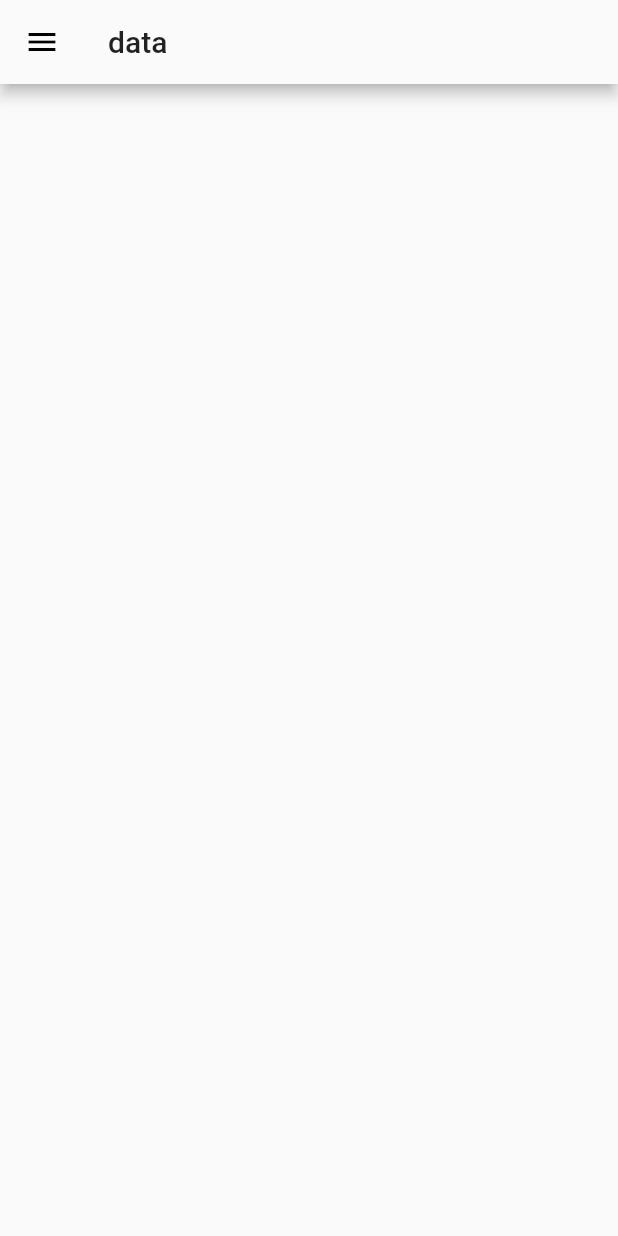
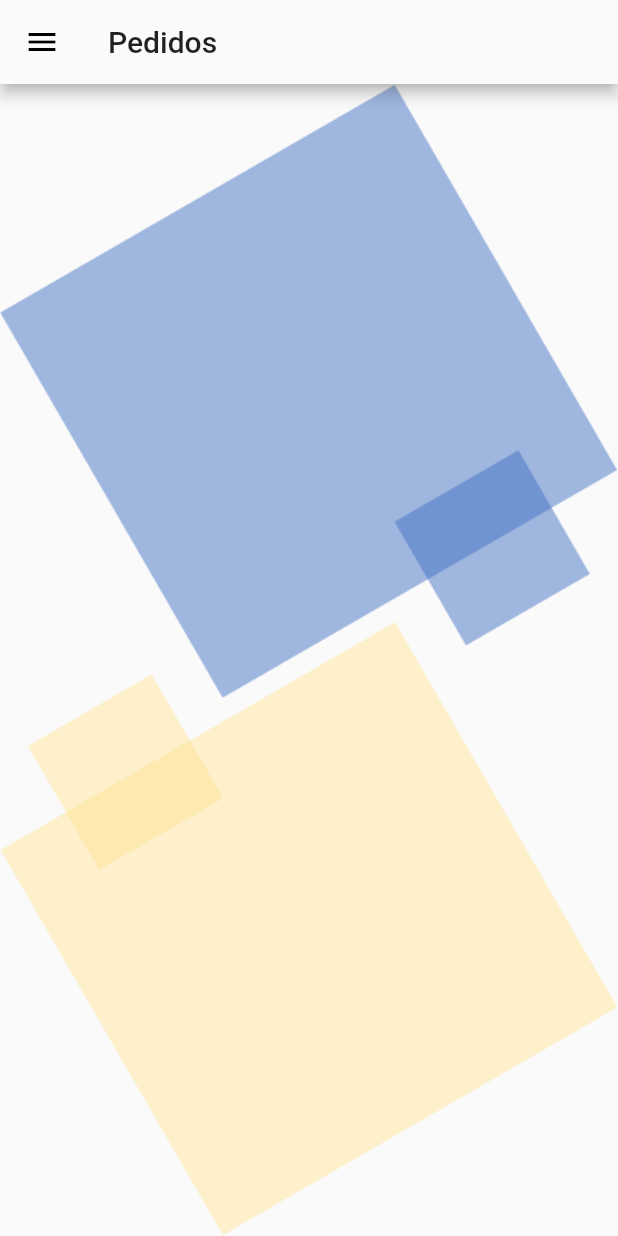
Before and after one commit to f220-r/CantinApp, a Flutter app: the OrdersScreen screen opened by its route, on a phone screen of 412 x 824 dp. Run offline on Flutter 3.47's test engine with Material 2 defaults, Android fonts, the light colour scheme and no system bars; network calls fail.

Commit message:
Confirm order dialogue Order screen_basic

```diff
--- a/lib/screens/categories_meals_screen.dart
+++ b/lib/screens/categories_meals_screen.dart
@@ -15,7 +15,7 @@ class CategoryMealsScreen extends StatelessWidget {
     final products_data = Provider.of<Products>(context);
     final category_title = RouteArgs['title'];
     final category_id = RouteArgs['id'];
-    final category_meals = products_data.items.where((meal) {
+    final category_meals = products_data.filtered_items.where((meal) {
       if (category_id == '10')
         return true;
       else
--- a/lib/screens/orders_screen.dart
+++ b/lib/screens/orders_screen.dart
@@ -1,5 +1,8 @@
+import 'package:cantina_app/providers/cart.dart';
 import 'package:cantina_app/widgets/main_drawer.dart';
+import 'package:cantina_app/widgets/order_item_minimized.dart';
 import 'package:flutter/material.dart';
+import 'package:provider/provider.dart';
 
 class OrdersScreen extends StatefulWidget {
   static const RouteName = '/my-orders';
@@ -10,13 +13,49 @@ class OrdersScreen extends StatefulWidget {
 
 class _OrdersScreenState extends State<OrdersScreen> {
   @override
+  Widget NonEmptyCart(BuildContext ctx, Map<String, CartItem> cart) {
+    if (cart.length != 0)
+      return ListView.builder(
+        itemBuilder: (ctx, index) {
+          String ky = cart.keys.elementAt(index);
+          return OrderMinItem(ky);
+        },
+        itemCount: cart.length,
+        itemExtent: 100.0,
+      );
+    else
+      return Align(
+        alignment: Alignment.topCenter,
+        child: Padding(
+          padding: const EdgeInsets.all(32.0),
+          child: Text(
+            "",
+            style: Theme.of(ctx).textTheme.display4,
+          ),
+        ),
+      );
+  }
+
   Widget build(BuildContext context) {
+    var product = Provider.of<Cart>(context).items;
     return Scaffold(
       appBar: AppBar(
-        title: Text("data"),
+        title: Text("Pedidos"),
       ),
       drawer: MainDrawer(),
-      body: Container(),
+      body: Stack(
+        children: <Widget>[
+          Align(
+            alignment: Alignment.topLeft,
+            child: Image.asset('assets/images/blue_square.png'),
+          ),
+          Align(
+            alignment: Alignment.bottomRight,
+            child: Image.asset('assets/images/yellow_square.png'),
+          ),
+          NonEmptyCart(context, product),
+        ],
+      ),
     );
   }
 }
--- a/pubspec.yaml
+++ b/pubspec.yaml
@@ -20,6 +20,7 @@ dependencies:
   flutter:
     sdk: flutter
   provider: ^3.0.0
+  uuid: ^2.2.2
   # The following adds the Cupertino Icons font to your application.
   # Use with the CupertinoIcons class for iOS style icons.
   cupertino_icons: ^0.1.2
```
Also changed, not shown: lib/main.dart (+8 -2 lines), lib/providers/cart.dart (+18 -7 lines), lib/screens/meal_item_screen.dart (+42 -26 lines), lib/widgets/confirm_order.dart (added, +61 -0 lines), lib/widgets/has_choice.dart (+9 -8 lines), lib/widgets/order_item_minimized.dart (added, +70 -0 lines), assets/images/blue_square.png (added), assets/images/yellow_square.png (added).
